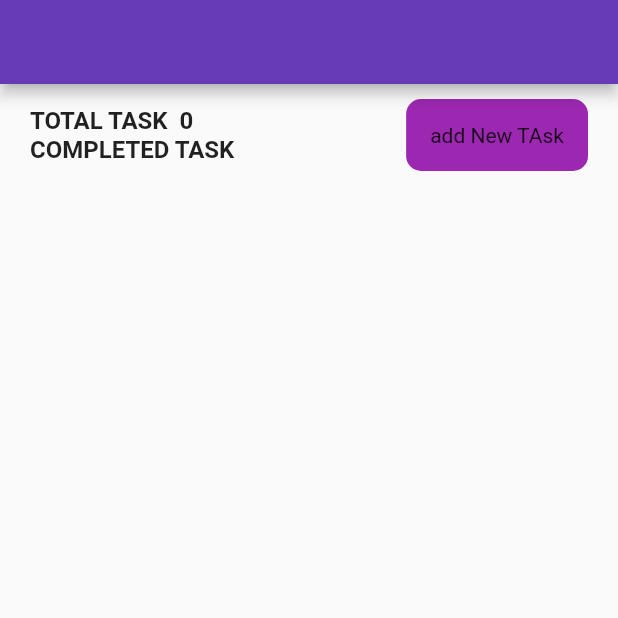
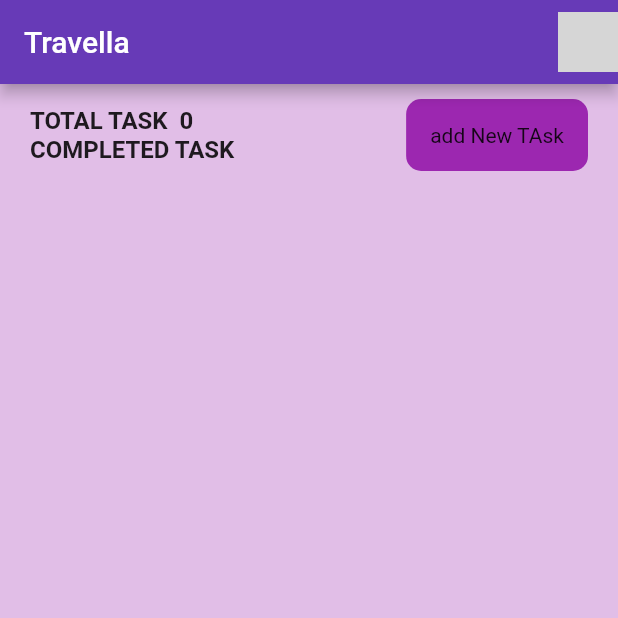
Before and after one commit to jim-2000/Gtodos, a Flutter app: the Homepage screen opened directly, on a phone screen of 412 x 824 dp, the top half of it. Run offline on Flutter 3.47's test engine with Material 2 defaults, Android fonts, the light colour scheme and no system bars; our stand-ins replace get, get_storage, sqflite; accounts and stored records are empty; network calls fail; grey boxes are pictures that could not be loaded.

Commit message:
ui chekcing or updating

```diff
--- a/lib/pages/Homepage.dart
+++ b/lib/pages/Homepage.dart
@@ -25,7 +25,19 @@ class _HomepageState extends State<Homepage> {
   Widget build(BuildContext context) {
     final taskcontroller = Get.put(TaskController());
     return Scaffold(
-        appBar: AppBar(),
+        backgroundColor: Colors.purple.shade100,
+        appBar: AppBar(
+          title: Text("Travella"),
+          actions: const [
+            CircleAvatar(
+              backgroundColor: Colors.white,
+              child: CircleAvatar(
+                backgroundImage: NetworkImage(
+                    "https://avatars.githubusercontent.com/u/64397792?s=400&u=b893043c1c3b0a6ef368d9c9e4ee71dda86159c6&v=4"),
+              ),
+            )
+          ],
+        ),
         body: SingleChildScrollView(
           physics: ScrollPhysics(),
           child: Column(
@@ -60,8 +72,16 @@ class _HomepageState extends State<Homepage> {
                   MaterialPageRoute(builder: (c) => TaskDetailse(task: task)));
             },
             child: Card(
+              elevation: 22,
+              shape: RoundedRectangleBorder(
+                borderRadius: BorderRadius.circular(12),
+              ),
               child: ListTile(
-                contentPadding: EdgeInsets.all(8),
+                contentPadding: const EdgeInsets.all(6),
+                shape: RoundedRectangleBorder(
+                  borderRadius: BorderRadius.circular(12),
+                ),
+                tileColor: Colors.purple.shade600,
                 title: Text(taskcontroller.taskLists[i].title.toString()),
                 subtitle: Text(taskcontroller.taskLists[i].date),
                 leading: Checkbox(
```
